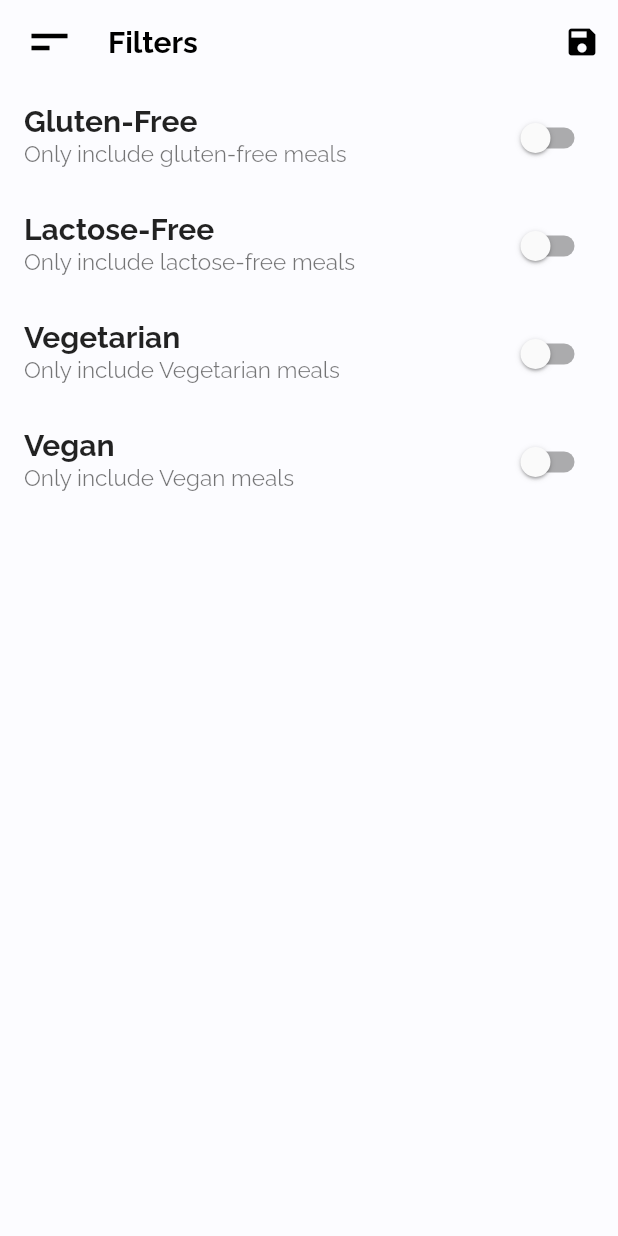
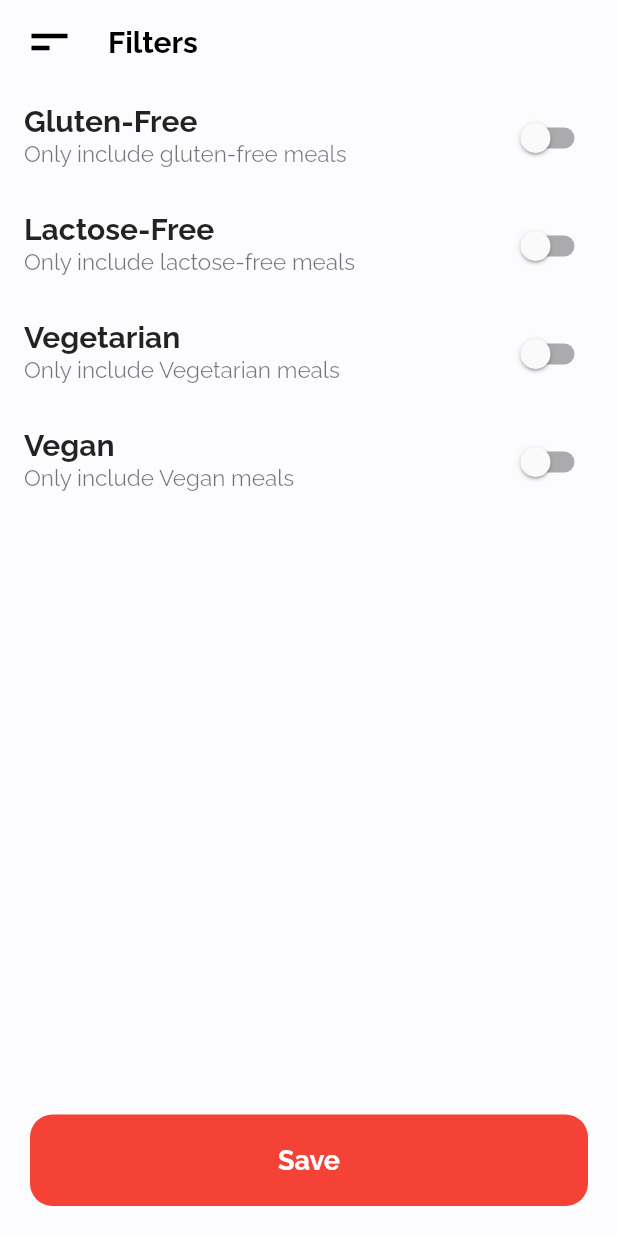
Before and after one commit to afrobeezy/Meals-App, a Flutter app: the FiltersScreen screen opened by its route, on a phone screen of 412 x 824 dp. Run offline on Flutter 3.47's test engine with Material 2 defaults, Android fonts, the phone set to English and light mode, and no system bars; our stand-ins replace cached_network_image, cloud_firestore, country_code_picker, firebase_auth, firebase_core, flutter_icons and 5 more; missing offline and left inert: dart:ffi; accounts and stored records are empty; generated files the repository leaves out were written again.

Commit message:
Improve UI code

```diff
--- a/lib/screens/filters_screen.dart
+++ b/lib/screens/filters_screen.dart
@@ -35,7 +35,8 @@ class _FiltersScreenState extends State<FiltersScreen> {
     Function updateValue,
   ) {
     return SwitchListTile(
-      activeColor: Colors.red,
+      activeColor: Colors.white,
+      activeTrackColor: Colors.red,
       title: Text(
         title,
         style: Theme.of(context).textTheme.title,
@@ -84,20 +85,20 @@ class _FiltersScreenState extends State<FiltersScreen> {
           'Filters',
           style: TextStyle(color: Theme.of(context).hoverColor),
         ),
-          actions: <Widget>[
-            IconButton(
-              icon: Icon(Icons.save),
-              onPressed: () {
-                final selectedFilters = {
-                  'gluten': _glutenFree,
-                  'lactose': _lactoseFree,
-                  'vegan': _vegan,
-                  'vegetarian': _vegetarian,
-                };
-                widget.saveFilters(selectedFilters);
-              },
-            ),
-          ],
+        // actions: <Widget>[
+        //   IconButton(
+        //     icon: Icon(Icons.save),
+        //     onPressed: () {
+        //       final selectedFilters = {
+        //         'gluten': _glutenFree,
+        //         'lactose': _lactoseFree,
+        //         'vegan': _vegan,
+        //         'vegetarian': _vegetarian,
+        //       };
+        //       widget.saveFilters(selectedFilters);
+        //     },
+        //   ),
+        // ],
       ),
       key: scaffoldKey,
       drawer: MainDrawer(),
@@ -105,11 +106,10 @@ class _FiltersScreenState extends State<FiltersScreen> {
         children: <Widget>[
           Expanded(
             child: ListView(
+              physics: NeverScrollableScrollPhysics(),
               children: <Widget>[
-                  _buildSwitchListTile(
-                      'Gluten-Free',
-                      'Only include gluten-free meals',
-                      _glutenFree, (newValue) {
+                _buildSwitchListTile('Gluten-Free',
+                    'Only include gluten-free meals', _glutenFree, (newValue) {
                   setState(() {
                     _glutenFree = newValue;
                   });
@@ -122,8 +122,9 @@ class _FiltersScreenState extends State<FiltersScreen> {
                     _lactoseFree = newValue;
                   });
                 }),
-                  _buildSwitchListTile('Vegetarian',
-                      'Only include Vegetarian meals', _vegetarian, (newValue) {
+                _buildSwitchListTile(
+                    'Vegetarian', 'Only include Vegetarian meals', _vegetarian,
+                    (newValue) {
                   setState(() {
                     _vegetarian = newValue;
                   });
@@ -137,7 +138,53 @@ class _FiltersScreenState extends State<FiltersScreen> {
               ],
             ),
           ),
+          SizedBox(height: 20),
+          Padding(
+            padding: const EdgeInsets.all(20),
+            child: Container(
+              width: MediaQuery.of(context).size.width - 40,
+              child: ElevatedButton(
+                onPressed: () {
+                  final selectedFilters = {
+                    'gluten': _glutenFree,
+                    'lactose': _lactoseFree,
+                    'vegan': _vegan,
+                    'vegetarian': _vegetarian,
+                  };
+                  widget.saveFilters(selectedFilters);
+                  Navigator.of(context).pushReplacementNamed('/');
+                },
+                child: Text(
+                  'Save',
+                  style: TextStyle(
+                    fontFamily: 'Raleway',
+                    fontSize: 18,
+                    fontWeight: FontWeight.bold,
+                    color: Colors.white,
+                  ),
+                ),
+                style: ButtonStyle(
+                  padding: MaterialStateProperty.all<EdgeInsetsGeometry>(
+                    EdgeInsets.only(
+                      left: 30,
+                      right: 30,
+                      top: 20,
+                      bottom: 20,
+                    ),
+                  ),
+                  elevation: MaterialStateProperty.all(0),
+                  backgroundColor: MaterialStateProperty.all<Color>(Colors.red),
+                  shape: MaterialStateProperty.all<RoundedRectangleBorder>(
+                    RoundedRectangleBorder(
+                      borderRadius: BorderRadius.circular(15),
+                    ),
+                  ),
+                ),
+              ),
+            ),
+          ),
         ],
-        ));
+      ),
+    );
   }
 }
```
Lines whose indentation alone changed are shown as unchanged.
